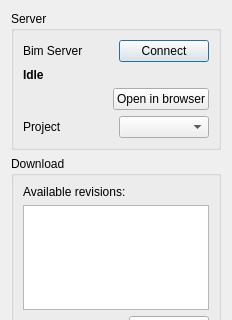
First picture: the form in src/Mod/BIM/Resources/ui/BimServerTaskPanel.ui, repository southseact-3d/fcd, before the edit; both pictures show x 0 to 232 and y 0 to 320 of the 232 by 486 pixel window.
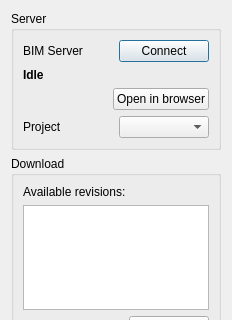
Second picture: the form after the edit.

```diff
--- a/src/Mod/BIM/Resources/ui/BimServerTaskPanel.ui
+++ b/src/Mod/BIM/Resources/ui/BimServerTaskPanel.ui
@@ -28,7 +28,7 @@
            <string>The name of the BimServer you are currently connecting to. Change settings in Arch Preferences</string>
           </property>
           <property name="text">
-           <string>Bim Server</string>
+           <string>BIM Server</string>
           </property>
          </widget>
         </item>
```
Left out of the diff: 4 changed lines with no effect on the pictures.
